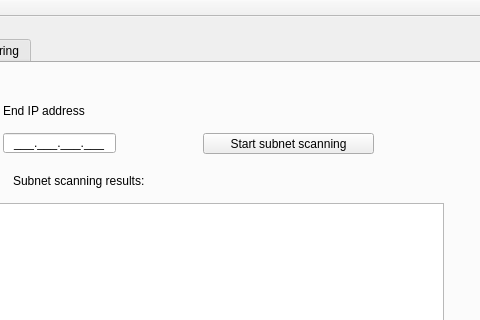
The window that Diploma/PingChecker/mainwindow.ui (buslavsky/C-C-Qt-course) describes before a commit, drawn with Qt 5; both pictures show x 209 to 689 and y 0 to 320 of the 689 by 478 pixel window.
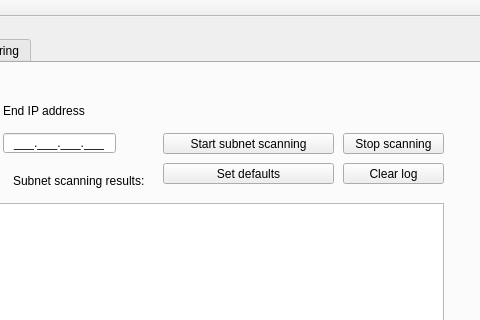
The same window after the commit.

Commit message: Work on WIN 7 x64 only. Need to add another UI thread + linux processing.

Diff of the .ui file:
```diff
--- a/Diploma/PingChecker/mainwindow.ui
+++ b/Diploma/PingChecker/mainwindow.ui
@@ -68,7 +68,7 @@
      <widget class="QToolButton" name="tbStartScanning">
       <property name="geometry">
        <rect>
-        <x>390</x>
+        <x>350</x>
         <y>70</y>
         <width>171</width>
         <height>21</height>
@@ -140,6 +140,45 @@
        <string/>
       </property>
      </widget>
+     <widget class="QToolButton" name="tbStopScanning">
+      <property name="geometry">
+       <rect>
+        <x>530</x>
+        <y>70</y>
+        <width>101</width>
+        <height>21</height>
+       </rect>
+      </property>
+      <property name="text">
+       <string>Stop scanning</string>
+      </property>
+     </widget>
+     <widget class="QToolButton" name="tbSetDefaults">
+      <property name="geometry">
+       <rect>
+        <x>350</x>
+        <y>100</y>
+        <width>171</width>
+        <height>21</height>
+       </rect>
+      </property>
+      <property name="text">
+       <string>Set defaults</string>
+      </property>
+     </widget>
+     <widget class="QToolButton" name="tbClearLog">
+      <property name="geometry">
+       <rect>
+        <x>530</x>
+        <y>100</y>
+        <width>101</width>
+        <height>21</height>
+       </rect>
+      </property>
+      <property name="text">
+       <string>Clear log</string>
+      </property>
+     </widget>
     </widget>
     <widget class="QWidget" name="tab_2">
      <attribute name="title">
```
Left out of the diff: 21 changed lines with no effect on the pictures. The commit also changes 2 other files.
